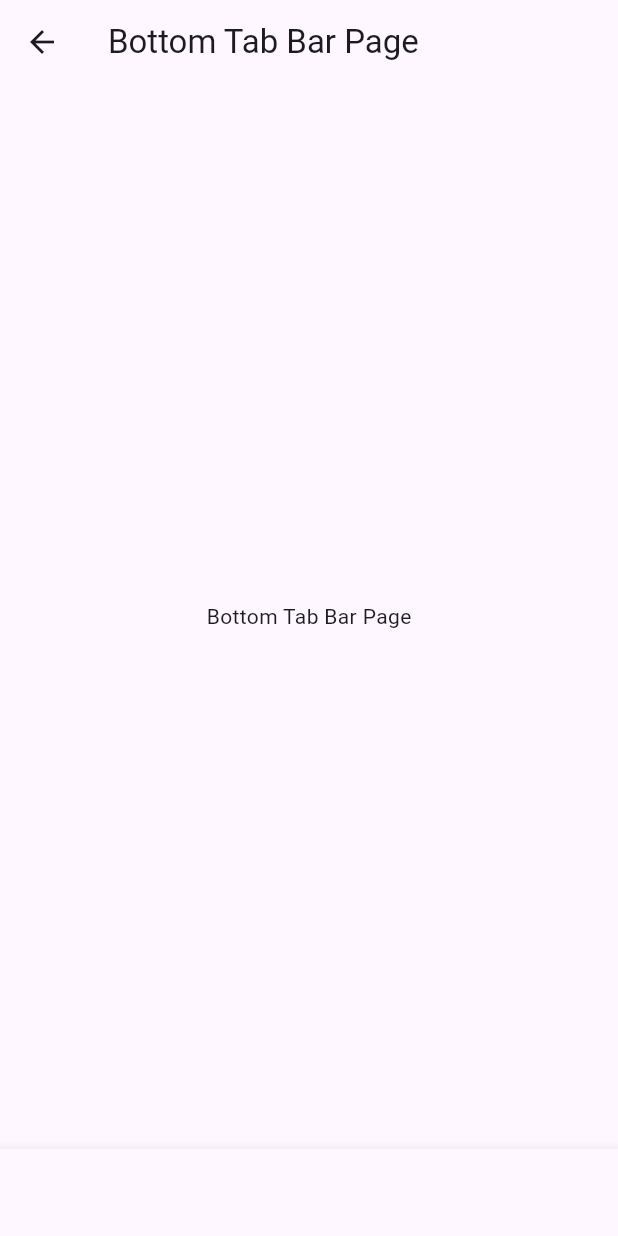
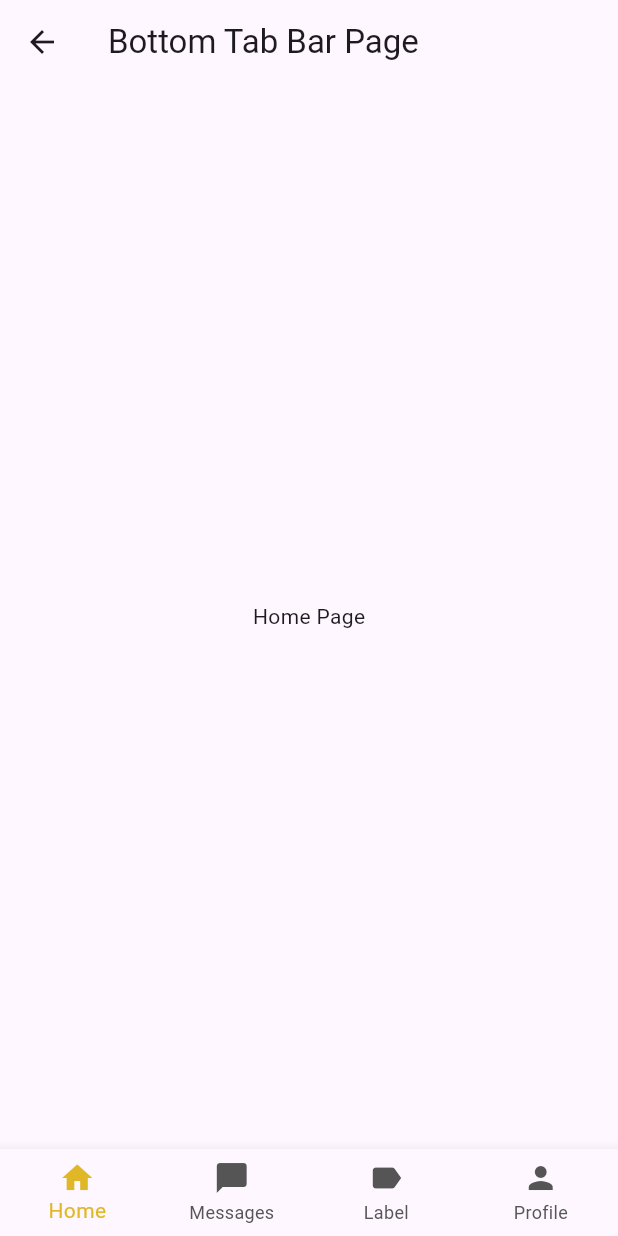
Before and after one commit to Albericoeduardo/Dart-Design-System, a Flutter app: the BottomTabBarPage screen opened directly, on a phone screen of 412 x 824 dp. Run offline on Flutter 3.47's test engine with Material 3 defaults, Android fonts, the phone set to English and light mode, and no system bars.

Commit message:
Refactor bottom tab bar to show labels and change colors

```diff
--- a/lib/DesignSystem/BottomTabBar/bottom_tab_bar.dart
+++ b/lib/DesignSystem/BottomTabBar/bottom_tab_bar.dart
@@ -1,5 +1,6 @@
 import 'package:flutter/material.dart';
 import 'package:input_text/DesignSystem/BottomTabBar/bottom_tab_bar_view_model.dart';
+import 'package:input_text/shared/colors.dart';
 
 class BottomTabBar extends StatelessWidget {
   final BottomTabBarViewModel viewModel;
@@ -14,6 +15,10 @@ class BottomTabBar extends StatelessWidget {
           label: tab['label'] as String,
         );
       }).toList(),
+      type: BottomNavigationBarType.fixed,
+      selectedItemColor: darkPrimaryBrandColor,
+      unselectedItemColor: lightPrimaryBaseColorLight,
+      showUnselectedLabels: true,
       currentIndex: viewModel.initialIndex,
       onTap: viewModel.onIndexChanged,
     );
--- a/lib/DesignSystem/BottomTabBar/bottom_tab_bar_view_model.dart
+++ b/lib/DesignSystem/BottomTabBar/bottom_tab_bar_view_model.dart
@@ -2,9 +2,14 @@ import 'package:flutter/material.dart';
 
 const bottomTabs = [
   {
-    "index": "1",
+    "index": "0",
     "label": "Home",
     IconData: Icons.home
+  },
+  {
+    "index": "1",
+    "label": "Messages",
+    IconData: Icons.messenger
   },
   {
     "index": "2",
@@ -13,13 +18,8 @@ const bottomTabs = [
   },
   {
     "index": "3",
-    "label": "Label",
-    IconData: Icons.label
-  },
-  {
-    "index": "4",
-    "label": "Label",
-    IconData: Icons.label
+    "label": "Profile",
+    IconData: Icons.person
   },
 ];
 
--- a/lib/pages/bottomTabBarPage/bottom_tab_bar_page.dart
+++ b/lib/pages/bottomTabBarPage/bottom_tab_bar_page.dart
@@ -2,23 +2,36 @@ import 'package:flutter/material.dart';
 import 'package:input_text/DesignSystem/BottomTabBar/bottom_tab_bar.dart';
 import 'package:input_text/DesignSystem/BottomTabBar/bottom_tab_bar_view_model.dart';
 
-class BottomTabBarPage extends StatelessWidget {
+class BottomTabBarPage extends StatefulWidget {
   const BottomTabBarPage({super.key});
 
   @override
+  State<BottomTabBarPage> createState() => _BottomTabBarPageState();
+}
+
+class _BottomTabBarPageState extends State<BottomTabBarPage> {
+  int actualIndex = 0;
+  @override
   Widget build(BuildContext context) {
+    final List<Widget> pages = [
+      const Center(child: Text('Home Page')),
+      const Center(child: Text('Messages Page')),
+      const Center(child: Text('Label Page')),
+      const Center(child: Text('Profile Page')),
+    ];
+
     return Scaffold(
       appBar: AppBar(
         title: const Text('Bottom Tab Bar Page'),
       ),
-      body: const Center(
-        child: Text('Bottom Tab Bar Page'),
-      ),
+      body: pages[actualIndex],
       bottomNavigationBar: BottomTabBar(
         viewModel: BottomTabBarViewModel(
-          initialIndex: 1,
+          initialIndex: actualIndex,
           onIndexChanged: (index) {
-            print('Index: $index');
+            setState(() {
+              actualIndex = index;
+            });
           },
         ),
       ),
```
